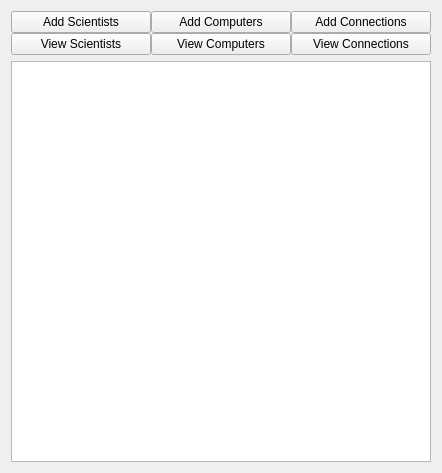
This is GUI/mainwindow.ui in atlie15/GraphicalUI as Qt 5 draws it before an edit. The edited form follows.
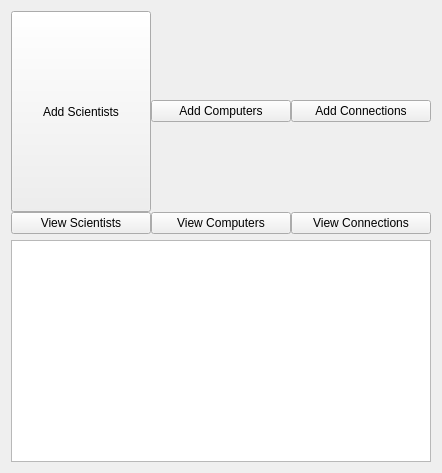
This is the edited form. Icons and pictures are not drawn.

The edit to the form file:
```diff
--- a/GUI/mainwindow.ui
+++ b/GUI/mainwindow.ui
@@ -51,7 +51,10 @@
      </widget>
     </item>
     <item row="2" column="0" colspan="3">
-     <layout class="QGridLayout" name="gridLayout_2">
+     <layout class="QGridLayout" name="gridLayout_2" rowstretch="0,0">
+      <property name="sizeConstraint">
+       <enum>QLayout::SetMinimumSize</enum>
+      </property>
       <property name="spacing">
        <number>0</number>
       </property>
@@ -78,6 +81,12 @@
       </item>
       <item row="0" column="0">
        <widget class="QPushButton" name="button_add_scientists">
+        <property name="sizePolicy">
+         <sizepolicy hsizetype="Minimum" vsizetype="MinimumExpanding">
+          <horstretch>0</horstretch>
+          <verstretch>0</verstretch>
+         </sizepolicy>
+        </property>
         <property name="text">
          <string>Add Scientists</string>
         </property>
```
